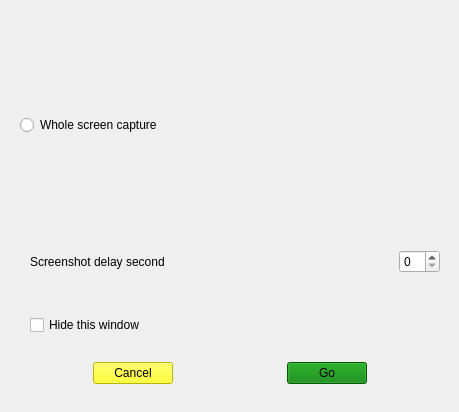
The window that sources/Forms/formscreenshots.ui (jose94752/ClipEdit) describes before a commit, drawn with Qt 5.
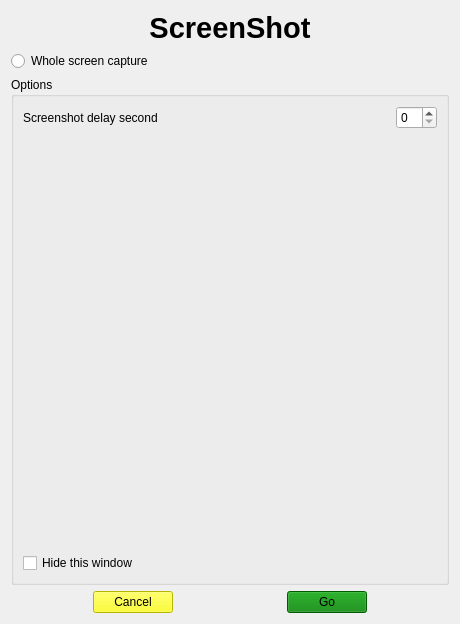
The same window after the commit.

Commit message: step 2 : two methods implemented in formscreenshots.cpp class

The edit to the form file:
```diff
--- a/sources/Forms/formscreenshots.ui
+++ b/sources/Forms/formscreenshots.ui
@@ -6,8 +6,8 @@
    <rect>
     <x>0</x>
     <y>0</y>
-    <width>459</width>
-    <height>412</height>
+    <width>460</width>
+    <height>624</height>
    </rect>
   </property>
   <property name="windowTitle">
@@ -16,16 +16,23 @@
   <property name="styleSheet">
    <string notr="true"/>
   </property>
-  <widget class="QWidget" name="verticalLayoutWidget">
-   <property name="geometry">
-    <rect>
-     <x>20</x>
-     <y>20</y>
-     <width>421</width>
-     <height>211</height>
-    </rect>
-   </property>
+  <layout class="QGridLayout" name="gridLayout">
+   <item row="0" column="0">
    <layout class="QVBoxLayout" name="verticalLayout">
+     <item>
+      <widget class="QLabel" name="label_2">
+       <property name="font">
+        <font>
+         <pointsize>22</pointsize>
+         <weight>75</weight>
+         <bold>true</bold>
+        </font>
+       </property>
+       <property name="text">
+        <string>&lt;html&gt;&lt;head/&gt;&lt;body&gt;&lt;p align=&quot;center&quot;&gt;ScreenShot&lt;/p&gt;&lt;/body&gt;&lt;/html&gt;</string>
+       </property>
+      </widget>
+     </item>
     <item>
      <widget class="QRadioButton" name="radioButton">
       <property name="text">
@@ -34,16 +41,16 @@
      </widget>
     </item>
    </layout>
-  </widget>
-  <widget class="QWidget" name="">
-   <property name="geometry">
-    <rect>
-     <x>30</x>
-     <y>250</y>
-     <width>410</width>
-     <height>85</height>
-    </rect>
-   </property>
+   </item>
+   <item row="1" column="0">
+    <layout class="QGridLayout" name="gridLayout_2">
+     <item row="0" column="0">
+      <widget class="QGroupBox" name="groupBox">
+       <property name="title">
+        <string>Options</string>
+       </property>
+       <layout class="QGridLayout" name="gridLayout_3">
+        <item row="0" column="0">
    <layout class="QVBoxLayout" name="verticalLayout_2">
     <item>
      <layout class="QHBoxLayout" name="horizontalLayout">
@@ -61,7 +68,7 @@
         </property>
         <property name="sizeHint" stdset="0">
          <size>
-          <width>178</width>
+                <width>168</width>
           <height>20</height>
          </size>
         </property>
@@ -101,7 +108,7 @@
         </property>
         <property name="sizeHint" stdset="0">
          <size>
-          <width>218</width>
+                <width>258</width>
           <height>20</height>
          </size>
         </property>
@@ -110,16 +117,13 @@
      </layout>
     </item>
    </layout>
-  </widget>
-  <widget class="QWidget" name="">
-   <property name="geometry">
-    <rect>
-     <x>19</x>
-     <y>360</y>
-     <width>421</width>
-     <height>27</height>
-    </rect>
-   </property>
+        </item>
+       </layout>
+      </widget>
+     </item>
+    </layout>
+   </item>
+   <item row="2" column="0">
    <layout class="QHBoxLayout" name="horizontalLayout_3">
     <item>
      <spacer name="horizontalSpacer_3">
@@ -183,7 +187,8 @@
      </spacer>
     </item>
    </layout>
-  </widget>
+   </item>
+  </layout>
  </widget>
  <resources/>
  <connections/>
```
Left out of the diff: 8 changed lines with no effect on the pictures. Lines whose indentation alone changed are shown as unchanged. The commit also changes 2 other files.
